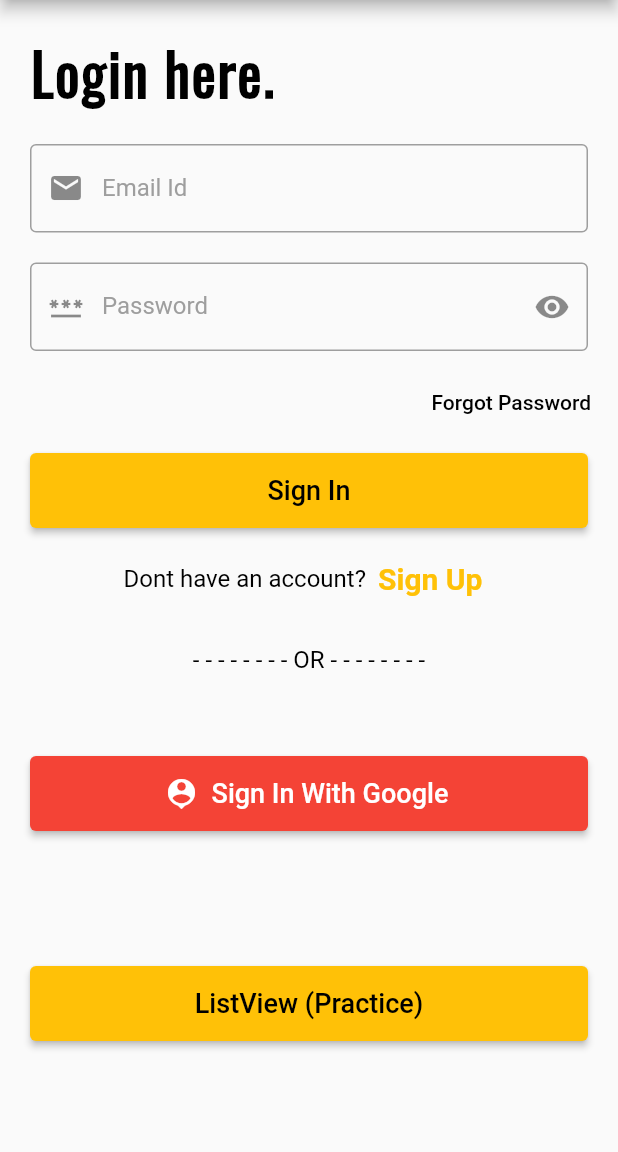
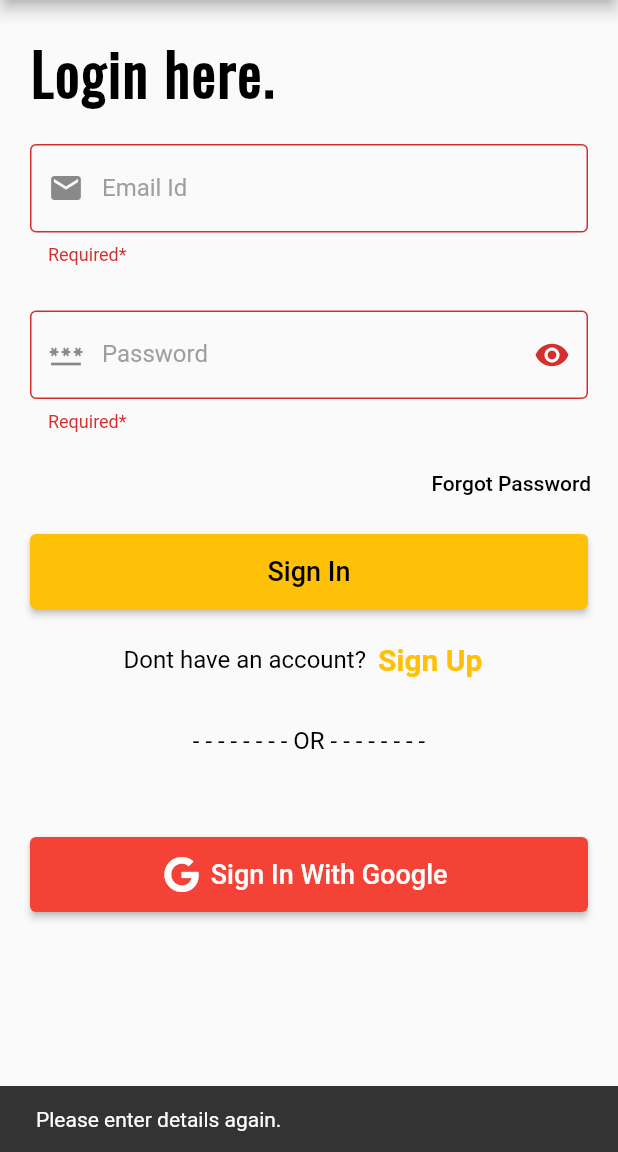
Before and after one commit to manassogale132/Undertanding-Flutter-Basics-App, a Flutter app: the screen it shows after launch, after a tap on "Sign In", on a phone screen of 412 x 824 dp, the part 84-1236 px from its top. Run offline on Flutter 3.47's test engine with Material 2 defaults, Android fonts, the phone set to English and light mode, and no system bars; our stand-ins replace font_awesome_flutter, form_field_validator.

Commit message:
Removed - List view details page. Added - Validation to login form.

```diff
--- a/lib/main.dart
+++ b/lib/main.dart
@@ -1,13 +1,46 @@
+// @dart=2.9
+
 import 'package:flutter/cupertino.dart';
 import 'package:flutter/material.dart';
-import 'list_view_details.dart';
+import 'package:font_awesome_flutter/font_awesome_flutter.dart';
+import 'dart:developer';
+
+import 'package:form_field_validator/form_field_validator.dart';
 
 void main() => runApp(MaterialApp(
       debugShowCheckedModeBanner: false,
       home: LoginPage(),
     ));
 
-class LoginPage extends StatelessWidget {
+class LoginPage extends StatefulWidget {
+  @override
+  _LoginPageState createState() => _LoginPageState();
+}
+
+class _LoginPageState extends State<LoginPage> {
+  TextEditingController emailController = TextEditingController();
+  TextEditingController passwordController = TextEditingController();
+
+  GlobalKey<FormState> signFormKey = GlobalKey<FormState>();
+  bool _securePasswordText = true;
+
+  void validate() {
+    if(signFormKey.currentState.validate()){
+      print('Validated');
+      final ScaffoldMessengerState scaffoldMessenger =
+      ScaffoldMessenger.of(context);
+      scaffoldMessenger.showSnackBar(const SnackBar(
+          content: Text('Successfully signed-in.')));
+    }
+    else {
+      print('Not Validated');
+      final ScaffoldMessengerState scaffoldMessenger =
+      ScaffoldMessenger.of(context);
+      scaffoldMessenger.showSnackBar(const SnackBar(
+          content: Text('Please enter details again.')));
+    }
+  }
+
   createAlertDialog(BuildContext context) {
     TextEditingController customController = TextEditingController();
 
@@ -68,6 +101,8 @@ class LoginPage extends StatelessWidget {
       ),
       body: Padding(
         padding: EdgeInsets.all(10.0),
+        child: Form(
+          key: signFormKey,
           child: ListView(
             children: [
               Container(
@@ -85,49 +120,56 @@ class LoginPage extends StatelessWidget {
               ),
               Container(
                 padding: EdgeInsets.all(10.0),
-              child: TextField(
+                child: TextFormField(
+                  autovalidateMode: AutovalidateMode.onUserInteraction,
+                  validator: MultiValidator(
+                    [
+                      EmailValidator(errorText: 'Not a valid email id'),
+                      RequiredValidator(errorText: 'Required*')
+                    ]
+                  ),
+                  controller: emailController,
                   decoration: InputDecoration(
+                    border: OutlineInputBorder(),
                     prefixIcon: Icon(Icons.email),
                     labelText: 'Email Id',
                     labelStyle: TextStyle(
                       color: Colors.grey,
-                  ),
-                  enabledBorder: OutlineInputBorder(
-                    borderSide: BorderSide(color: Colors.grey),
-                  ),
-                  focusedBorder: OutlineInputBorder(
-                    borderSide: BorderSide(
-                      color: Colors.amber,
-                    ),
                     ),
                   ),
                 ),
               ),
               Container(
                 padding: EdgeInsets.all(10.0),
-              child: TextField(
-                obscureText: true,
+                margin: EdgeInsets.only(top: 10.0),
+                child: TextFormField(
+                  autovalidateMode: AutovalidateMode.onUserInteraction,
+                  validator: MultiValidator(
+                    [
+                      RequiredValidator(errorText: 'Required*'),
+                      MinLengthValidator(6, errorText: 'should be atleast 6 chatacters'),
+                      MaxLengthValidator(15, errorText: 'should not be greater that 15 characters')
+                    ]
+                  ),
+                  obscureText: _securePasswordText,
+                  controller: passwordController,
                   decoration: InputDecoration(
+                    border: OutlineInputBorder(),
                     prefixIcon: Icon(
                       Icons.password,
                     ),
                     suffixIcon: IconButton(
                       icon: Icon(Icons.remove_red_eye),
-                    onPressed: () {},
+                      onPressed: () {
+                        setState(() {
+                          _securePasswordText = !_securePasswordText;
+                        });
+                      },
                     ),
                     labelText: 'Password',
                     labelStyle: TextStyle(
                       color: Colors.grey,
                     ),
-                  enabledBorder: OutlineInputBorder(
-                    borderSide: BorderSide(
-                      color: Colors.grey,
-                    ),
-                  ),
-                  focusedBorder: OutlineInputBorder(
-                    borderSide: BorderSide(color: Colors.amber),
-                  ),
-                  border: OutlineInputBorder(),
                   ),
                 ),
               ),
@@ -150,7 +192,7 @@ class LoginPage extends StatelessWidget {
                 height: 50,
                 padding: EdgeInsets.fromLTRB(10.0, 0, 10.0, 0),
                 child: ElevatedButton(
-                onPressed: () {},
+                  onPressed: validate,
                   child: Text(
                     'Sign In',
                     style: TextStyle(
@@ -229,7 +271,7 @@ class LoginPage extends StatelessWidget {
                 margin: EdgeInsets.only(top: 55.0),
                 child: ElevatedButton.icon(
                   onPressed: () {},
-                icon: Icon(Icons.person_pin),
+                  icon: FaIcon(FontAwesomeIcons.google, color: Colors.white,),
                   label: Text(
                     'Sign In With Google',
                     style: TextStyle(fontSize: 18.0),
@@ -237,37 +279,40 @@ class LoginPage extends StatelessWidget {
                   style: ElevatedButton.styleFrom(primary: Colors.red),
                 ),
               ),
-            Container(
-              height: 50,
-              padding: EdgeInsets.fromLTRB(10.0, 0, 10.0, 0),
-              margin: EdgeInsets.only(top: 90.0),
-              child: ElevatedButton(
-                onPressed: () {
-                  Navigator.push(
-                    context,
-                    MaterialPageRoute(builder: (context) => ListViewPage()),
-                  );
-                },
-                child: Text(
-                  'ListView (Practice)',
-                  style: TextStyle(
-                    color: Colors.black,
-                    fontSize: 18.0,
+            ],
           ),
-                ),
-                style: ElevatedButton.styleFrom(
-                  primary: Colors.amber,
-                ),
-              ),
-            ),
-          ],
         ),
       ),
     );
   }
 }
 
-class SignUpPage extends StatelessWidget {
+class SignUpPage extends StatefulWidget {
+  @override
+  _SignUpPageState createState() => _SignUpPageState();
+}
+
+class _SignUpPageState extends State<SignUpPage> {
+
+  GlobalKey<FormState> signUpFormKey = GlobalKey<FormState>();
+
+  void validate() {
+    if (signUpFormKey.currentState.validate()) {
+      print('Validated');
+      final ScaffoldMessengerState scaffoldMessenger =
+      ScaffoldMessenger.of(context);
+      scaffoldMessenger.showSnackBar(const SnackBar(
+          content: Text('Successfully signed-up.')));
+    }
+    else {
+      print('Not Validated');
+      final ScaffoldMessengerState scaffoldMessenger =
+      ScaffoldMessenger.of(context);
+      scaffoldMessenger.showSnackBar(const SnackBar(
+          content: Text('Please enter details again.')));
+    }
+  }
+
   @override
   Widget build(BuildContext context) {
     return Scaffold(
@@ -279,6 +324,8 @@ class SignUpPage extends StatelessWidget {
       ),
       body: Padding(
         padding: EdgeInsets.all(10.0),
+        child: Form(
+          key: signUpFormKey,
           child: ListView(
             children: [
               Container(
@@ -296,7 +343,15 @@ class SignUpPage extends StatelessWidget {
               ),
               Container(
                 padding: EdgeInsets.all(10.0),
-              child: TextField(
+                child: TextFormField(
+                  autovalidateMode: AutovalidateMode.onUserInteraction,
+                  validator: MultiValidator(
+                      [
+                        RequiredValidator(errorText: 'Required*'),
+                        MinLengthValidator(6, errorText: 'should be atleast 6 chatacters'),
+                        MaxLengthValidator(10, errorText: 'should not be greater that 10 characters')
+                      ]
+                  ),
                   decoration: InputDecoration(
                     hintText: 'Enter username...',
                     prefixIcon: Icon(
@@ -320,7 +375,7 @@ class SignUpPage extends StatelessWidget {
               ),
               Container(
                 padding: EdgeInsets.all(10.0),
-              child: TextField(
+                child: TextFormField(
                   decoration: InputDecoration(
                     hintText: 'Enter email id...',
                     prefixIcon: Icon(Icons.email),
@@ -341,7 +396,7 @@ class SignUpPage extends StatelessWidget {
               ),
               Container(
                 padding: EdgeInsets.all(10.0),
-              child: TextField(
+                child: TextFormField(
                   obscureText: true,
                   decoration: InputDecoration(
                     hintText: 'Enter password...',
@@ -366,7 +421,7 @@ class SignUpPage extends StatelessWidget {
               ),
               Container(
                 padding: EdgeInsets.all(10.0),
-              child: TextField(
+                child: TextFormField(
                   decoration: InputDecoration(
                     hintText: 'Enter phone number...',
                     prefixIcon: Icon(
@@ -394,7 +449,7 @@ class SignUpPage extends StatelessWidget {
                 padding: EdgeInsets.fromLTRB(10.0, 0, 10.0, 0),
                 margin: EdgeInsets.only(top: 30.0),
                 child: ElevatedButton(
-                onPressed: () {},
+                  onPressed: validate,
                   child: Text(
                     'Sign Up',
                     style: TextStyle(
@@ -410,55 +465,6 @@ class SignUpPage extends StatelessWidget {
             ],
           ),
         ),
-    );
-  }
-}
-
-class ListViewPage extends StatelessWidget {
-  @override
-  Widget build(BuildContext context) {
-    return Scaffold(
-      appBar: AppBar(
-        title: Text(
-          'ListView (Practice)',
-        ),
-        backgroundColor: Colors.amber,
-      ),
-      body: ListView.builder(
-        itemCount: 15,
-        itemBuilder: (_, index) {
-          return Card(
-            child: ListTile(
-              title: Text(
-                ''
-                'List Item Index Number is $index',
-                style: TextStyle(fontSize: 17.0, fontWeight: FontWeight.bold),
-              ),
-              onTap: () {},
-              subtitle: Text('Testing listview'),
-              leading: IconButton(
-                icon: new Icon(
-                  Icons.circle,
-                  color: Colors.amber,
-                ),
-                onPressed: () {
-                },
-              ),
-              trailing: IconButton(
-                icon: new Icon(
-                  Icons.arrow_forward_ios_sharp,
-                  color: Colors.amber,
-                ),
-                onPressed: () {
-                  Navigator.push(
-                    context,
-                    MaterialPageRoute(builder: (context) => DetailsPage(index)),
-                  );
-                },
-              ),
-            ),
-          );
-        },
       ),
     );
   }
--- a/pubspec.yaml
+++ b/pubspec.yaml
@@ -23,6 +23,9 @@ environment:
 dependencies:
   flutter:
     sdk: flutter
+  form_field_validator: ^1.1.0
+
+  font_awesome_flutter: ^8.10.0
 
 
   # The following adds the Cupertino Icons font to your application.
```
Also changed, not shown: lib/list_view_details.dart (deleted, +0 -28 lines), pubspec.lock. Lines whose indentation alone changed are shown as unchanged.
